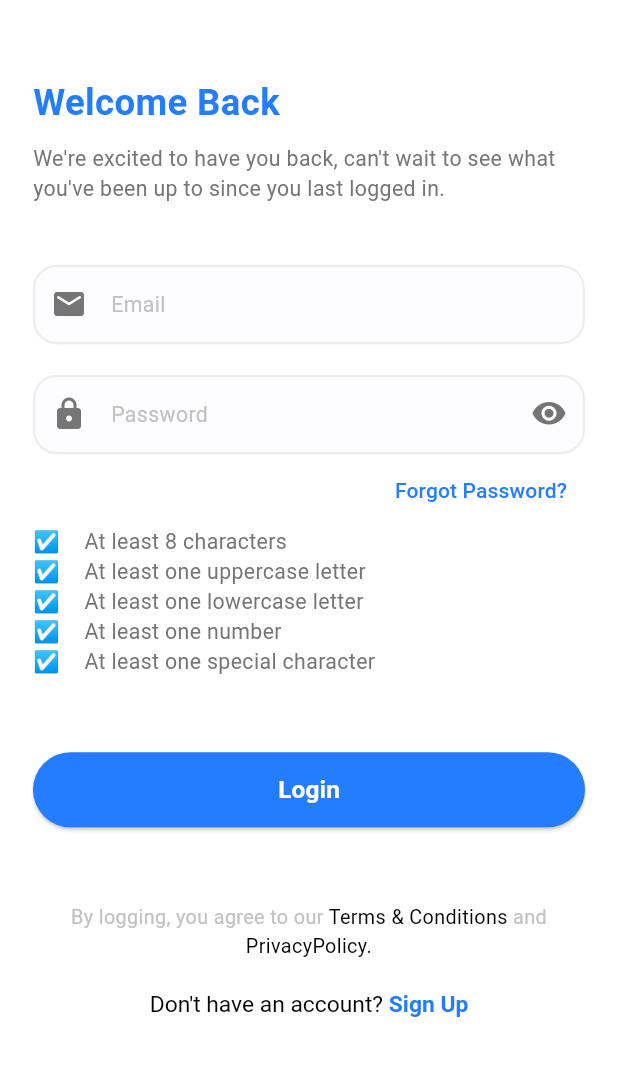
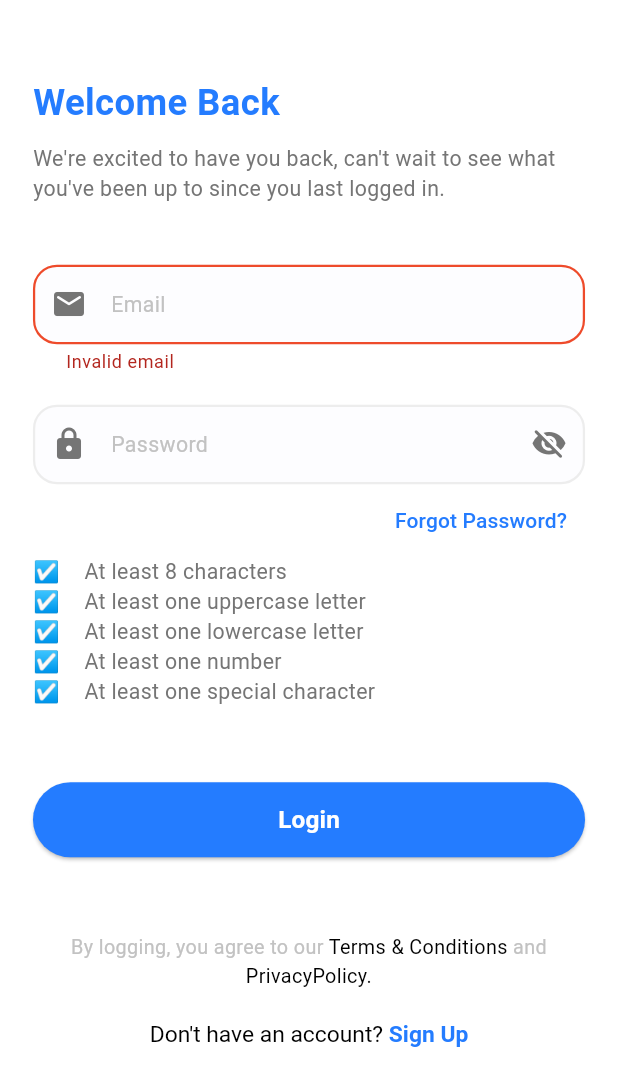
Before and after one commit to MohamedMamdouh-432/Doctor-Appointment-App, a Flutter app: the screen it shows after launch, after a tap on "Get Started", after a tap on "Login", on a phone screen of 412 x 824 dp. Shown: the top 1086 px of the screen. Run offline on Flutter 3.47's test engine with Material 3 defaults, Android fonts, the phone set to English and light mode, and no system bars; our stand-ins replace awesome_dialog, dio, flutter_bloc, flutter_screenutil, flutter_spinkit, flutter_svg and 7 more; generated files the repository leaves out were written again.

Commit message:
finish login feature

```diff
--- a/lib/core/networking/api_constants.dart
+++ b/lib/core/networking/api_constants.dart
@@ -1,5 +1,5 @@
 class ApiConstants {
-  static const String baseUrl = "https://vcare.integration25.com/api";
+  static const String baseUrl = "https://vcare.integration25.com/api/";
   static const String login = "auth/login";
 }
 
--- a/lib/core/routing/app_router.dart
+++ b/lib/core/routing/app_router.dart
@@ -2,6 +2,7 @@ import 'package:flutter_bloc/flutter_bloc.dart';
 import 'package:go_router/go_router.dart';
 import 'package:testing_app/core/di/dependency_injection.dart';
 import 'package:testing_app/core/routing/routes.dart';
+import 'package:testing_app/features/home/ui/screens/home_screen.dart';
 import 'package:testing_app/features/login/logic/cubit/login_cubit.dart';
 import 'package:testing_app/features/login/ui/screens/login_screen.dart';
 import 'package:testing_app/features/onboarding/ui/screens/onboarding_screen.dart';
@@ -19,5 +20,9 @@ final GoRouter appRouter = GoRouter(
         child: const LoginScreen(),
       ),
     ),
+    GoRoute(
+      path: Routes.homeScreen,
+      builder: (context, state) => HomeScreen(),
+    ),
   ],
 );
--- a/lib/core/routing/routes.dart
+++ b/lib/core/routing/routes.dart
@@ -2,4 +2,5 @@ class Routes {
   static const String onBoardingScreen = '/';
   static const String loginScreen = '/login';
   static const String signupScreen = '/signup';
+  static const String homeScreen = '/home';
 }
--- a/lib/core/widgets/generic_text_field.dart
+++ b/lib/core/widgets/generic_text_field.dart
@@ -61,8 +61,8 @@ class _GenericTextFieldState extends State<GenericTextField> {
                 onPressed: () => setState(() => show = !show),
                 icon: Icon(
                   show
-                      ? Icons.visibility_rounded
-                      : Icons.visibility_off_rounded,
+                      ? Icons.visibility_off_rounded
+                      : Icons.visibility_rounded,
                   color: ColorsManager.gray,
                 ),
               )
--- a/lib/features/login/data/models/login_request_body.dart
+++ b/lib/features/login/data/models/login_request_body.dart
@@ -1,4 +1,5 @@
 import 'package:json_annotation/json_annotation.dart';
+
 part 'login_request_body.g.dart';
 
 @JsonSerializable()
@@ -9,4 +10,14 @@ class LoginRequestBody {
   LoginRequestBody({required this.email, required this.password});
 
   Map<String, dynamic> toJson() => _$LoginRequestBodyToJson(this);
+
+  LoginRequestBody copyWith({
+    String? email,
+    String? password,
+  }) {
+    return LoginRequestBody(
+      email: email ?? this.email,
+      password: password ?? this.password,
+    );
+  }
 }
--- a/lib/features/login/logic/cubit/login_cubit.dart
+++ b/lib/features/login/logic/cubit/login_cubit.dart
@@ -9,14 +9,13 @@ class LoginCubit extends Cubit<LoginState> {
 
   LoginCubit(this.loginRepo) : super(LoginState.initial());
 
-  void login(LoginRequestBody body) async {
+  void login(LoginRequestBody loginData) async {
     emit(LoginState.loading());
     try {
-      final response = await loginRepo.login(body);
+    final response = await loginRepo.login(loginData);
       response.when(
         success: (data) => emit(LoginState.success(data)),
-        failure: (error) =>
-            emit(LoginState.error(error.failure.message ?? '')),
+        failure: (error) => emit(LoginState.error(error.failure.message ?? '')),
       );
     } catch (e) {
       emit(LoginState.error(e.toString()));
--- a/lib/features/login/ui/components/login_form.dart
+++ b/lib/features/login/ui/components/login_form.dart
@@ -54,7 +54,6 @@ class _LoginFormState extends State<LoginForm> {
                   .make(),
             ),
           ),
-          // password rules rows
           PasswordCheckLine('At least 8 characters', password.length >= 8),
           PasswordCheckLine(
             'At least one uppercase letter',
@@ -75,9 +74,12 @@ class _LoginFormState extends State<LoginForm> {
           Gap(50.h),
           GenericButton(
             content: 'Login',
-            onPressed: () => context.read<LoginCubit>().login(
-              LoginRequestBody(email: email, password: password),
-            ),
+            onPressed: () {
+              if (!_formKey.currentState!.validate()) return;
+              context.read<LoginCubit>().login(
+                LoginRequestBody(email: email, password: password),
+              );
+            },
           ),
         ],
       ),
--- a/pubspec.yaml
+++ b/pubspec.yaml
@@ -29,6 +29,8 @@ dependencies:
   gap: ^3.0.1
   velocity_x: ^4.3.1
   formz: ^0.8.0
+  flutter_spinkit: ^5.2.2
+  awesome_dialog: ^3.2.1
 
 dev_dependencies:
   flutter_test:
```
Also changed, not shown: lib/features/home/ui/screens/home_screen.dart (added, +13 -0 lines), lib/features/login/ui/screens/login_screen.dart (+43 -0 lines), lib/core/networking/api_error_model.g.dart, lib/core/networking/api_result.freezed.dart, lib/core/networking/api_service.g.dart, lib/features/login/data/models/login_request_body.g.dart, pubspec.lock, 3 other files.
